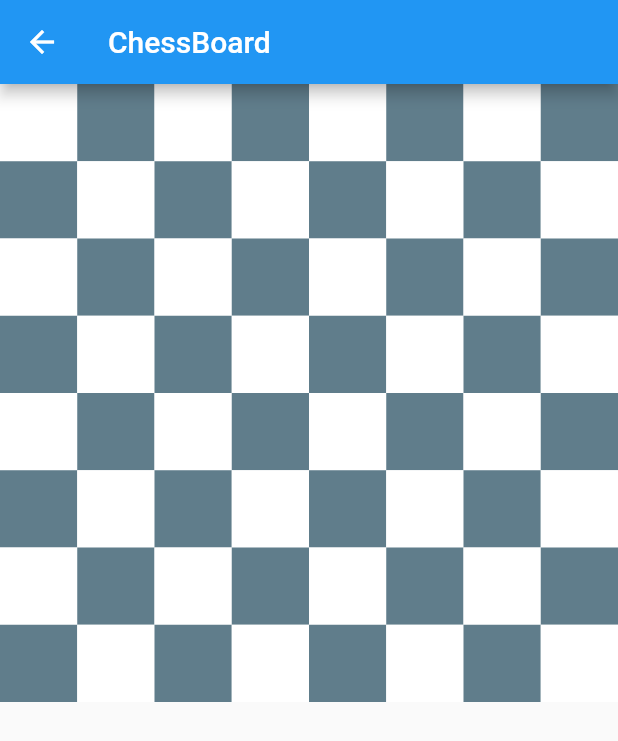
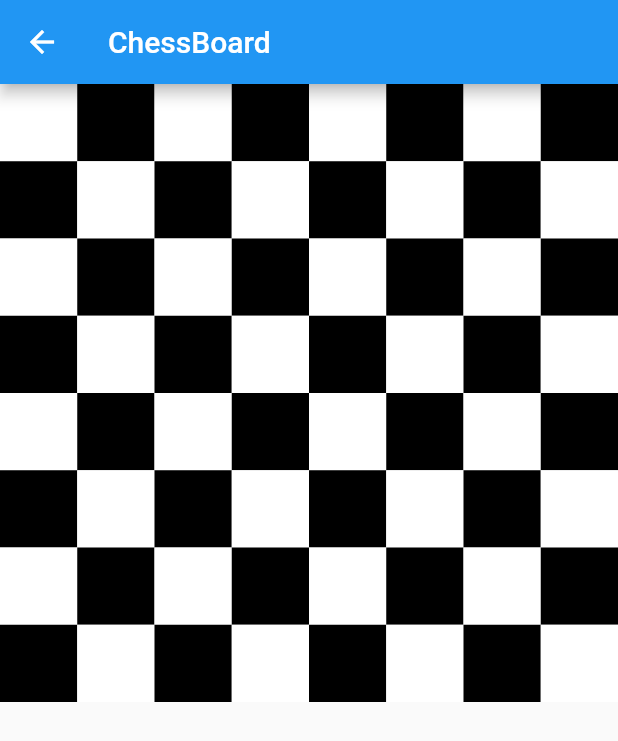
Before and after one commit to Rithvikarvind-SangamOne/sangamone-flutter, a Flutter app: the MyApp4 screen opened directly, on a phone screen of 412 x 824 dp. Shown: the top 741 px of the screen. Run offline on Flutter 3.47's test engine with Material 2 defaults, Android fonts, the phone set to English and light mode, and no system bars; our stand-ins replace just_audio.

Commit message:
Seventh Commit

```diff
--- a/lib/Chessboard.dart
+++ b/lib/Chessboard.dart
@@ -24,7 +24,7 @@ class _MyApp4State extends State<MyApp4> {
                   width: MediaQuery.of(context).size.width/8,
                 ),
                 Container(
-                  color: Colors.blueGrey,
+                  color: Colors.black,
                   height: MediaQuery.of(context).size.width/8,
                   width: MediaQuery.of(context).size.width/8,
                 ),
@@ -34,7 +34,7 @@ class _MyApp4State extends State<MyApp4> {
                   width: MediaQuery.of(context).size.width/8,
                 ),
                 Container(
-                  color: Colors.blueGrey,
+                  color: Colors.black,
                   height: MediaQuery.of(context).size.width/8,
                   width: MediaQuery.of(context).size.width/8,
                 ),
@@ -44,7 +44,7 @@ class _MyApp4State extends State<MyApp4> {
                   width: MediaQuery.of(context).size.width/8,
                 ),
                 Container(
-                  color: Colors.blueGrey,
+                  color: Colors.black,
                   height: MediaQuery.of(context).size.width/8,
                   width: MediaQuery.of(context).size.width/8,
                 ),
@@ -54,7 +54,7 @@ class _MyApp4State extends State<MyApp4> {
                   width: MediaQuery.of(context).size.width/8,
                 ),
                 Container(
-                  color: Colors.blueGrey,
+                  color: Colors.black,
                   height: MediaQuery.of(context).size.width/8,
                   width: MediaQuery.of(context).size.width/8,
                 ),
@@ -63,7 +63,7 @@ class _MyApp4State extends State<MyApp4> {
             Column(
               children: [
                 Container(
-                  color: Colors.blueGrey,
+                  color: Colors.black,
                   height: MediaQuery.of(context).size.width/8,
                   width: MediaQuery.of(context).size.width/8,
                 ),
@@ -73,7 +73,7 @@ class _MyApp4State extends State<MyApp4> {
                   width: MediaQuery.of(context).size.width/8,
                 ),
                 Container(
-                  color: Colors.blueGrey,
+                  color: Colors.black,
                   height: MediaQuery.of(context).size.width/8,
                   width: MediaQuery.of(context).size.width/8,
                 ),
@@ -83,7 +83,7 @@ class _MyApp4State extends State<MyApp4> {
                   width: MediaQuery.of(context).size.width/8,
                 ),
                 Container(
-                  color: Colors.blueGrey,
+                  color: Colors.black,
                   height: MediaQuery.of(context).size.width/8,
                   width: MediaQuery.of(context).size.width/8,
                 ),
@@ -93,7 +93,7 @@ class _MyApp4State extends State<MyApp4> {
                   width: MediaQuery.of(context).size.width/8,
                 ),
                 Container(
-                  color: Colors.blueGrey,
+                  color: Colors.black,
                   height: MediaQuery.of(context).size.width/8,
                   width: MediaQuery.of(context).size.width/8,
                 ),
@@ -112,7 +112,7 @@ class _MyApp4State extends State<MyApp4> {
                   width: MediaQuery.of(context).size.width/8,
                 ),
                 Container(
-                  color: Colors.blueGrey,
+                  color: Colors.black,
                   height: MediaQuery.of(context).size.width/8,
                   width: MediaQuery.of(context).size.width/8,
                 ),
@@ -122,7 +122,7 @@ class _MyApp4State extends State<MyApp4> {
                   width: MediaQuery.of(context).size.width/8,
                 ),
                 Container(
-                  color: Colors.blueGrey,
+                  color: Colors.black,
                   height: MediaQuery.of(context).size.width/8,
                   width: MediaQuery.of(context).size.width/8,
                 ),
@@ -132,7 +132,7 @@ class _MyApp4State extends State<MyApp4> {
                   width: MediaQuery.of(context).size.width/8,
                 ),
                 Container(
-                  color: Colors.blueGrey,
+                  color: Colors.black,
                   height: MediaQuery.of(context).size.width/8,
                   width: MediaQuery.of(context).size.width/8,
                 ),
@@ -142,7 +142,7 @@ class _MyApp4State extends State<MyApp4> {
                   width: MediaQuery.of(context).size.width/8,
                 ),
                 Container(
-                  color: Colors.blueGrey,
+                  color: Colors.black,
                   height: MediaQuery.of(context).size.width/8,
                   width: MediaQuery.of(context).size.width/8,
                 ),
@@ -151,7 +151,7 @@ class _MyApp4State extends State<MyApp4> {
             Column(
               children: [
                 Container(
-                  color: Colors.blueGrey,
+                  color: Colors.black,
                   height: MediaQuery.of(context).size.width/8,
                   width: MediaQuery.of(context).size.width/8,
                 ),
@@ -161,7 +161,7 @@ class _MyApp4State extends State<MyApp4> {
                   width: MediaQuery.of(context).size.width/8,
                 ),
                 Container(
-                  color: Colors.blueGrey,
+                  color: Colors.black,
                   height: MediaQuery.of(context).size.width/8,
                   width: MediaQuery.of(context).size.width/8,
                 ),
@@ -171,7 +171,7 @@ class _MyApp4State extends State<MyApp4> {
                   width: MediaQuery.of(context).size.width/8,
                 ),
                 Container(
-                  color: Colors.blueGrey,
+                  color: Colors.black,
                   height: MediaQuery.of(context).size.width/8,
                   width: MediaQuery.of(context).size.width/8,
                 ),
@@ -181,7 +181,7 @@ class _MyApp4State extends State<MyApp4> {
                   width: MediaQuery.of(context).size.width/8,
                 ),
                 Container(
-                  color: Colors.blueGrey,
+                  color: Colors.black,
                   height: MediaQuery.of(context).size.width/8,
                   width: MediaQuery.of(context).size.width/8,
                 ),
@@ -200,7 +200,7 @@ class _MyApp4State extends State<MyApp4> {
                   width: MediaQuery.of(context).size.width/8,
                 ),
                 Container(
-                  color: Colors.blueGrey,
+                  color: Colors.black,
                   height: MediaQuery.of(context).size.width/8,
                   width: MediaQuery.of(context).size.width/8,
                 ),
@@ -210,7 +210,7 @@ class _MyApp4State extends State<MyApp4> {
                   width: MediaQuery.of(context).size.width/8,
                 ),
                 Container(
-                  color: Colors.blueGrey,
+                  color: Colors.black,
                   height: MediaQuery.of(context).size.width/8,
                   width: MediaQuery.of(context).size.width/8,
                 ),
@@ -220,7 +220,7 @@ class _MyApp4State extends State<MyApp4> {
                   width: MediaQuery.of(context).size.width/8,
                 ),
                 Container(
-                  color: Colors.blueGrey,
+                  color: Colors.black,
                   height: MediaQuery.of(context).size.width/8,
                   width: MediaQuery.of(context).size.width/8,
                 ),
@@ -230,7 +230,7 @@ class _MyApp4State extends State<MyApp4> {
                   width: MediaQuery.of(context).size.width/8,
                 ),
                 Container(
-                  color: Colors.blueGrey,
+                  color: Colors.black,
                   height: MediaQuery.of(context).size.width/8,
                   width: MediaQuery.of(context).size.width/8,
                 ),
@@ -239,7 +239,7 @@ class _MyApp4State extends State<MyApp4> {
             Column(
               children: [
                 Container(
-                  color: Colors.blueGrey,
+                  color: Colors.black,
                   height: MediaQuery.of(context).size.width/8,
                   width: MediaQuery.of(context).size.width/8,
                 ),
@@ -249,7 +249,7 @@ class _MyApp4State extends State<MyApp4> {
                   width: MediaQuery.of(context).size.width/8,
                 ),
                 Container(
-                  color: Colors.blueGrey,
+                  color: Colors.black,
                   height: MediaQuery.of(context).size.width/8,
                   width: MediaQuery.of(context).size.width/8,
                 ),
@@ -259,7 +259,7 @@ class _MyApp4State extends State<MyApp4> {
                   width: MediaQuery.of(context).size.width/8,
                 ),
                 Container(
-                  color: Colors.blueGrey,
+                  color: Colors.black,
                   height: MediaQuery.of(context).size.width/8,
                   width: MediaQuery.of(context).size.width/8,
                 ),
@@ -269,7 +269,7 @@ class _MyApp4State extends State<MyApp4> {
                   width: MediaQuery.of(context).size.width/8,
                 ),
                 Container(
-                  color: Colors.blueGrey,
+                  color: Colors.black,
                   height: MediaQuery.of(context).size.width/8,
                   width: MediaQuery.of(context).size.width/8,
                 ),
@@ -288,7 +288,7 @@ class _MyApp4State extends State<MyApp4> {
                   width: MediaQuery.of(context).size.width/8,
                 ),
                 Container(
-                  color: Colors.blueGrey,
+                  color: Colors.black,
                   height: MediaQuery.of(context).size.width/8,
                   width: MediaQuery.of(context).size.width/8,
                 ),
@@ -298,7 +298,7 @@ class _MyApp4State extends State<MyApp4> {
                   width: MediaQuery.of(context).size.width/8,
                 ),
                 Container(
-                  color: Colors.blueGrey,
+                  color: Colors.black,
                   height: MediaQuery.of(context).size.width/8,
                   width: MediaQuery.of(context).size.width/8,
                 ),
@@ -308,7 +308,7 @@ class _MyApp4State extends State<MyApp4> {
                   width: MediaQuery.of(context).size.width/8,
                 ),
                 Container(
-                  color: Colors.blueGrey,
+                  color: Colors.black,
                   height: MediaQuery.of(context).size.width/8,
                   width: MediaQuery.of(context).size.width/8,
                 ),
@@ -318,7 +318,7 @@ class _MyApp4State extends State<MyApp4> {
                   width: MediaQuery.of(context).size.width/8,
                 ),
                 Container(
-                  color: Colors.blueGrey,
+                  color: Colors.black,
                   height: MediaQuery.of(context).size.width/8,
                   width: MediaQuery.of(context).size.width/8,
                 ),
@@ -327,7 +327,7 @@ class _MyApp4State extends State<MyApp4> {
             Column(
               children: [
                 Container(
-                  color: Colors.blueGrey,
+                  color: Colors.black,
                   height: MediaQuery.of(context).size.width/8,
                   width: MediaQuery.of(context).size.width/8,
                 ),
@@ -337,7 +337,7 @@ class _MyApp4State extends State<MyApp4> {
                   width: MediaQuery.of(context).size.width/8,
                 ),
                 Container(
-                  color: Colors.blueGrey,
+                  color: Colors.black,
                   height: MediaQuery.of(context).size.width/8,
                   width: MediaQuery.of(context).size.width/8,
                 ),
@@ -347,7 +347,7 @@ class _MyApp4State extends State<MyApp4> {
                   width: MediaQuery.of(context).size.width/8,
                 ),
                 Container(
-                  color: Colors.blueGrey,
+                  color: Colors.black,
                   height: MediaQuery.of(context).size.width/8,
                   width: MediaQuery.of(context).size.width/8,
                 ),
@@ -357,7 +357,7 @@ class _MyApp4State extends State<MyApp4> {
                   width: MediaQuery.of(context).size.width/8,
                 ),
                 Container(
-                  color: Colors.blueGrey,
+                  color: Colors.black,
                   height: MediaQuery.of(context).size.width/8,
                   width: MediaQuery.of(context).size.width/8,
                 ),
--- a/lib/MyApp8.dart
+++ b/lib/MyApp8.dart
@@ -8,8 +8,30 @@ class MyApp8 extends StatefulWidget {
 }
 
 class _MyApp8State extends State<MyApp8> {
+  String name = 'Hello World';
+  int time = 30;
+
+  @override
+  void initState() {
+    super.initState();
+  }
   @override
   Widget build(BuildContext context) {
-    return Container();
+    return Scaffold(
+      body: SafeArea(
+        child: Center(
+          child: Column(
+            children: [
+              SizedBox(height: 20,),
+              Text(name,style: TextStyle(fontSize: 10),),
+              Text(name,style: TextStyle(fontSize: 30),),
+              Text(name,style: TextStyle(fontSize: 50),),
+              Text(name,style: TextStyle(fontSize: 30),),
+              Text(name,style: TextStyle(fontSize: 10),),
+            ],
+          ),
+        ),
+      ),
+    );
   }
 }
```
